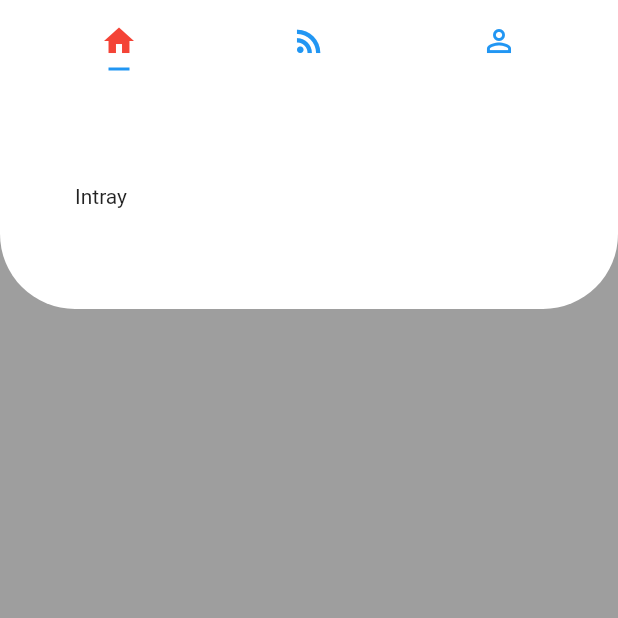
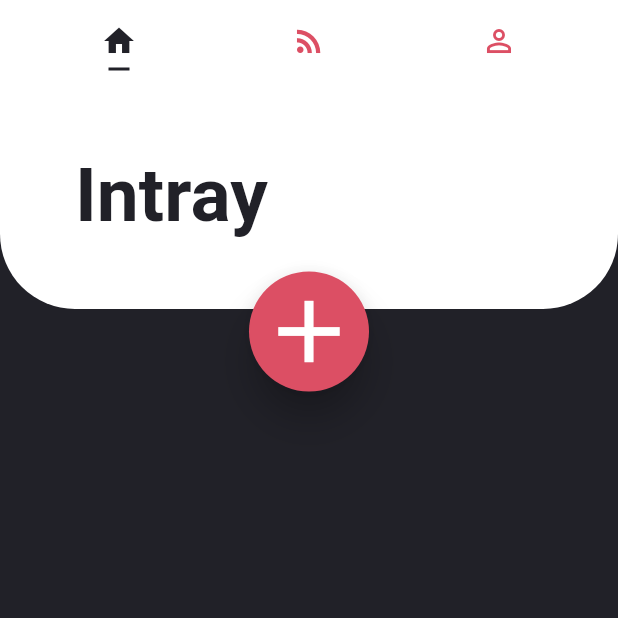
Before and after one commit to tajanthind/ToDo-App, a Flutter app: the screen it shows after launch, on a phone screen of 412 x 824 dp, the top half of it. Run offline on Flutter 3.47's test engine with Material 2 defaults, Android fonts, the phone set to English and light mode, and no system bars; Roboto replaces fonts that are missing (Avenir).

Commit message:
new file:   .vscode/launch.json 	new file:   android/.project 	new file:   android/.settings/org.eclipse.buildship.core.prefs 	new file:   android/app/.classpath 	new file:   android/app/.project 	new file:   android/app/.settings/org.eclipse.buildship.core.prefs 	modified:   lib/main.dart 	new file:   lib/models/global.dart

```diff
--- a/lib/main.dart
+++ b/lib/main.dart
@@ -1,4 +1,5 @@
 import 'package:flutter/material.dart';
+import 'models/global.dart';
 
 void main() => runApp(MyApp());
 
@@ -30,7 +31,7 @@ class _MyHomePageState extends State<MyHomePage> {
   @override
   Widget build(BuildContext context) {
     return MaterialApp(
-      //color: Colors.yellow,
+      color: Colors.yellow,
       home: DefaultTabController(
         length: 3,
         child: new Scaffold(
@@ -40,7 +41,7 @@ class _MyHomePageState extends State<MyHomePage> {
                 TabBarView(
                   children: [
                     new Container(
-                      color: Colors.grey,
+                      color: darkGreyColor,
                     ),
                     new Container(
                       color: Colors.orange,
@@ -51,9 +52,7 @@ class _MyHomePageState extends State<MyHomePage> {
                   ],
                 ),
                 Container(
-                  padding: EdgeInsets.only(
-                    left: 50
-                  ),
+                  padding: EdgeInsets.only(left: 50),
                   height: 150,
                   decoration: BoxDecoration(
                     borderRadius: BorderRadius.only(
@@ -64,11 +63,29 @@ class _MyHomePageState extends State<MyHomePage> {
                   child: Row(
                     mainAxisAlignment: MainAxisAlignment.spaceBetween,
                     children: <Widget>[
-                      Text("Intray"),
-                      Container(
-
+                      Text(
+                        "Intray",
+                        style: intrayTitleStyle,
                       ),
+                      Container(),
                     ],
+                  ),
+                ),
+                Container(
+                  height: 80,
+                  width: 80,
+                  margin: EdgeInsets.only(
+                    top: 125,
+                    left: MediaQuery.of(context).size.width * 0.5 - 40,
+                  ),
+                  child: FloatingActionButton(
+                    elevation: 10,
+                    child: Icon(
+                      Icons.add,
+                      size: 70,
+                    ),
+                    backgroundColor: redColor,
+                    onPressed: () {},
                   ),
                 )
               ],
@@ -88,13 +105,15 @@ class _MyHomePageState extends State<MyHomePage> {
                   icon: new Icon(Icons.perm_identity),
                 ),
               ],
-              labelColor: Colors.red,
-              unselectedLabelColor: Colors.blue,
+              labelColor: darkGreyColor,
+              unselectedLabelColor: redColor,
               indicatorSize: TabBarIndicatorSize.label,
               indicatorPadding: EdgeInsets.all(5.0),
+              indicatorColor: darkGreyColor,
             ),
             backgroundColor: Colors.white,
           ),
+          backgroundColor: Colors.white,
         ),
       ),
     );
--- /dev/null
+++ b/lib/models/global.dart
@@ -0,0 +1,11 @@
+import 'package:flutter/material.dart';
+
+Color darkGreyColor = new Color(0xFF212128);
+Color redColor = new Color(0xffdc4f64);
+
+TextStyle intrayTitleStyle = new TextStyle(
+  fontFamily: 'Avenir',
+  fontWeight: FontWeight.bold,
+  color: darkGreyColor,
+  fontSize: 50,
+);
```
Also changed, not shown: 5 other files.
